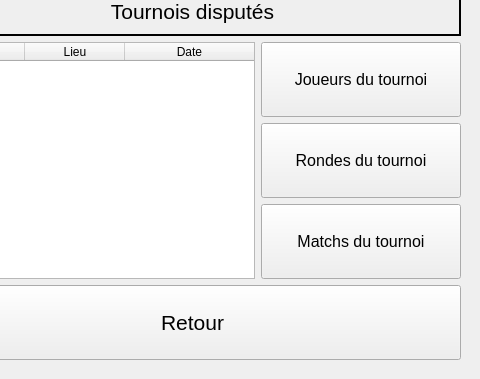
Old version of the form views/qt_ux/reports.ui in the repository Gremy44/P4_repository; both pictures show x 95 to 575 and y 436 to 815 of the 575 by 815 pixel window.
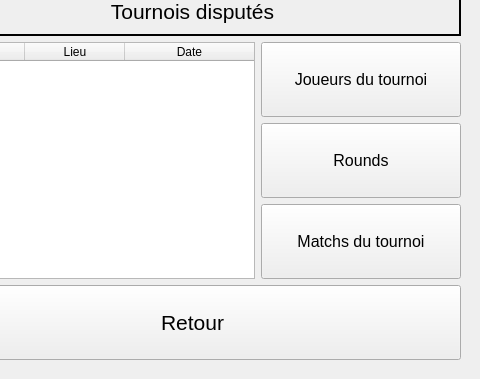
New version of the form.

```diff
--- a/views/qt_ux/reports.ui
+++ b/views/qt_ux/reports.ui
@@ -277,7 +277,7 @@
                    </font>
                   </property>
                   <property name="text">
-                   <string>Rondes du tournoi</string>
+                   <string>Rounds</string>
                   </property>
                  </widget>
                 </item>
```
